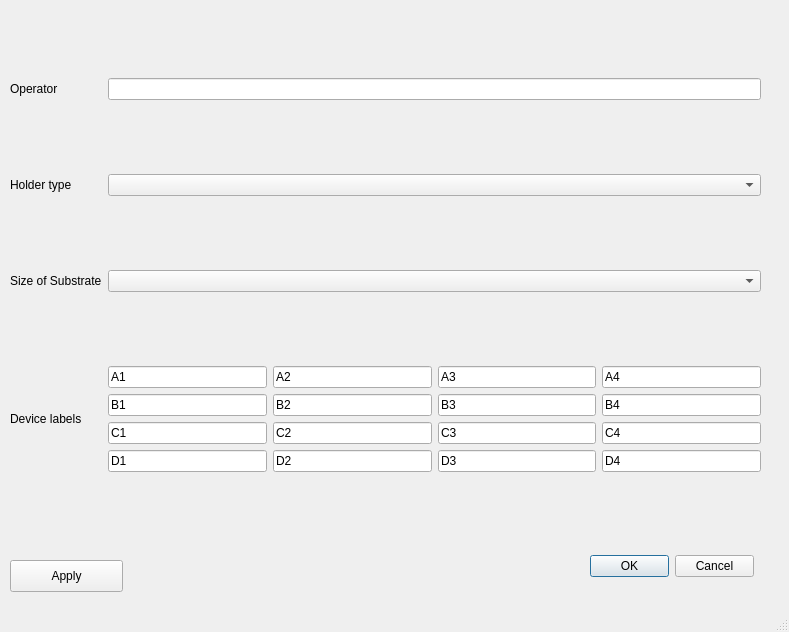
The window that GES-AT/qt-designer/SampleWindow.ui (feranick/GES_AT) describes before a commit, drawn with Qt 5.
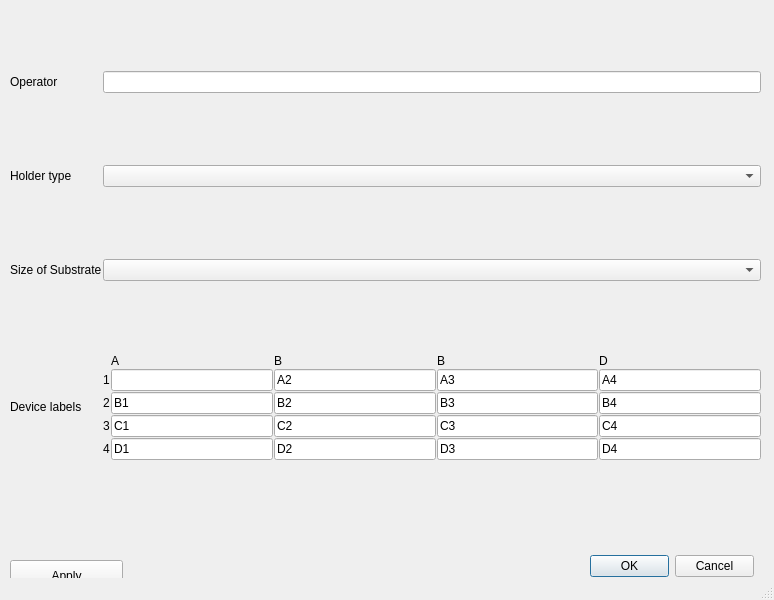
The same window after the commit.

Patch:
```diff
--- a/GES-AT/qt-designer/SampleWindow.ui
+++ b/GES-AT/qt-designer/SampleWindow.ui
@@ -6,8 +6,8 @@
    <rect>
     <x>0</x>
     <y>0</y>
-    <width>789</width>
-    <height>632</height>
+    <width>774</width>
+    <height>600</height>
    </rect>
   </property>
   <property name="windowTitle">
@@ -18,78 +18,125 @@
     <property name="geometry">
      <rect>
       <x>10</x>
-      <y>10</y>
+      <y>0</y>
       <width>751</width>
       <height>531</height>
      </rect>
     </property>
-    <layout class="QGridLayout" name="windowGridLayout">
-     <item row="3" column="0">
-      <widget class="QLabel" name="devLabel">
+    <layout class="QGridLayout" name="windowGridLayout" rowstretch="0,0,0,0" columnstretch="10,80">
+     <property name="spacing">
+      <number>1</number>
+     </property>
+     <item row="1" column="1">
+      <widget class="QComboBox" name="holderTypeCBox"/>
+     </item>
+     <item row="2" column="0">
+      <widget class="QLabel" name="sizeSubsLabel">
        <property name="text">
-        <string>Device labels</string>
+        <string>Size of Substrate</string>
        </property>
       </widget>
      </item>
-     <item row="3" column="2">
+     <item row="1" column="0">
+      <widget class="QLabel" name="holderTypeLabel">
+       <property name="text">
+        <string>Holder type</string>
+       </property>
+      </widget>
+     </item>
+     <item row="0" column="0">
+      <widget class="QLabel" name="operatorLabel">
+       <property name="text">
+        <string>Operator</string>
+       </property>
+      </widget>
+     </item>
+     <item row="0" column="1">
+      <widget class="QLineEdit" name="operatorText">
+       <property name="text">
+        <string/>
+       </property>
+      </widget>
+     </item>
+     <item row="2" column="1">
+      <widget class="QComboBox" name="sizeSubsCBox"/>
+     </item>
+     <item row="3" column="1">
       <layout class="QGridLayout" name="devGridLayout">
-       <item row="0" column="0">
+       <property name="sizeConstraint">
+        <enum>QLayout::SetMaximumSize</enum>
+       </property>
+       <item row="1" column="2">
+        <widget class="QLineEdit" name="devA2Text">
+         <property name="text">
+          <string>A2</string>
+         </property>
+        </widget>
+       </item>
+       <item row="4" column="2">
+        <widget class="QLineEdit" name="devD2Text">
+         <property name="text">
+          <string>D2</string>
+         </property>
+        </widget>
+       </item>
+       <item row="1" column="1">
         <widget class="QLineEdit" name="devA1Text">
          <property name="text">
-          <string>A1</string>
-         </property>
-        </widget>
-       </item>
-       <item row="1" column="0">
-        <widget class="QLineEdit" name="devB1Text">
-         <property name="text">
-          <string>B1</string>
+          <string/>
          </property>
         </widget>
        </item>
        <item row="2" column="0">
+        <widget class="QLabel" name="row2Label">
+         <property name="text">
+          <string>2</string>
+         </property>
+        </widget>
+       </item>
+       <item row="1" column="0">
+        <widget class="QLabel" name="row1Label">
+         <property name="text">
+          <string>1</string>
+         </property>
+        </widget>
+       </item>
+       <item row="3" column="1">
         <widget class="QLineEdit" name="devC1Text">
          <property name="text">
           <string>C1</string>
          </property>
         </widget>
        </item>
-       <item row="3" column="0">
-        <widget class="QLineEdit" name="devD1Text">
+       <item row="2" column="1">
+        <widget class="QLineEdit" name="devB1Text">
          <property name="text">
-          <string>D1</string>
+          <string>B1</string>
          </property>
         </widget>
        </item>
-       <item row="0" column="1">
-        <widget class="QLineEdit" name="devA2Text">
+       <item row="3" column="2">
+        <widget class="QLineEdit" name="devC2Text">
          <property name="text">
-          <string>A2</string>
+          <string>C2</string>
          </property>
         </widget>
        </item>
-       <item row="0" column="2">
-        <widget class="QLineEdit" name="devA3Text">
-         <property name="text">
-          <string>A3</string>
-         </property>
-        </widget>
-       </item>
-       <item row="0" column="3">
+       <item row="1" column="4">
         <widget class="QLineEdit" name="devA4Text">
          <property name="text">
           <string>A4</string>
          </property>
         </widget>
        </item>
-       <item row="1" column="1">
-        <widget class="QLineEdit" name="devB2Text">
+       <item row="2" column="4">
+        <widget class="QLineEdit" name="devB4Text">
          <property name="text">
-          <string>B2</string>
+          <string>B4</string>
          </property>
         </widget>
        </item>
-       <item row="1" column="2">
+       <item row="2" column="3">
         <widget class="QLineEdit" name="devB3Text">
          <property name="text">
           <string>B3</string>
@@ -97,90 +144,111 @@
         </widget>
        </item>
        <item row="1" column="3">
-        <widget class="QLineEdit" name="devB4Text">
+        <widget class="QLineEdit" name="devA3Text">
          <property name="text">
-          <string>B4</string>
+          <string>A3</string>
          </property>
         </widget>
        </item>
-       <item row="2" column="1">
-        <widget class="QLineEdit" name="devC2Text">
+       <item row="4" column="1">
+        <widget class="QLineEdit" name="devD1Text">
          <property name="text">
-          <string>C2</string>
+          <string>D1</string>
          </property>
         </widget>
        </item>
-       <item row="2" column="2">
+       <item row="4" column="0">
+        <widget class="QLabel" name="row4Label">
+         <property name="text">
+          <string>4</string>
+         </property>
+        </widget>
+       </item>
+       <item row="3" column="3">
         <widget class="QLineEdit" name="devC3Text">
          <property name="text">
           <string>C3</string>
          </property>
         </widget>
        </item>
-       <item row="2" column="3">
+       <item row="3" column="0">
+        <widget class="QLabel" name="row3Label">
+         <property name="text">
+          <string>3</string>
+         </property>
+        </widget>
+       </item>
+       <item row="3" column="4">
         <widget class="QLineEdit" name="devC4Text">
          <property name="text">
           <string>C4</string>
          </property>
         </widget>
        </item>
-       <item row="3" column="1">
-        <widget class="QLineEdit" name="devD2Text">
+       <item row="2" column="2">
+        <widget class="QLineEdit" name="devB2Text">
          <property name="text">
-          <string>D2</string>
+          <string>B2</string>
          </property>
         </widget>
        </item>
-       <item row="3" column="2">
-        <widget class="QLineEdit" name="devD3Text">
-         <property name="text">
-          <string>D3</string>
-         </property>
-        </widget>
-       </item>
-       <item row="3" column="3">
+       <item row="4" column="4">
         <widget class="QLineEdit" name="devD4Text">
          <property name="text">
           <string>D4</string>
          </property>
         </widget>
        </item>
+       <item row="4" column="3">
+        <widget class="QLineEdit" name="devD3Text">
+         <property name="text">
+          <string>D3</string>
+         </property>
+        </widget>
+       </item>
+       <item row="0" column="4">
+        <widget class="QLabel" name="colDLabel">
+         <property name="text">
+          <string>D</string>
+         </property>
+        </widget>
+       </item>
+       <item row="0" column="3">
+        <widget class="QLabel" name="colCLabel">
+         <property name="text">
+          <string>B</string>
+         </property>
+        </widget>
+       </item>
+       <item row="0" column="2">
+        <widget class="QLabel" name="colBLabel">
+         <property name="text">
+          <string>B</string>
+         </property>
+        </widget>
+       </item>
+       <item row="0" column="1">
+        <widget class="QLabel" name="colALabel">
+         <property name="maximumSize">
+          <size>
+           <width>16777215</width>
+           <height>15</height>
+          </size>
+         </property>
+         <property name="text">
+          <string>A</string>
+         </property>
+        </widget>
+       </item>
       </layout>
      </item>
-     <item row="2" column="2">
-      <widget class="QComboBox" name="sizeSubsCBox"/>
-     </item>
-     <item row="0" column="2">
-      <widget class="QLineEdit" name="operatorText">
+     <item row="3" column="0">
+      <widget class="QLabel" name="devLabel">
        <property name="text">
-        <string/>
+        <string>Device labels</string>
        </property>
       </widget>
      </item>
-     <item row="2" column="0">
-      <widget class="QLabel" name="sizeSubsLabel">
-       <property name="text">
-        <string>Size of Substrate</string>
-       </property>
-      </widget>
-     </item>
-     <item row="0" column="0">
-      <widget class="QLabel" name="operatorLabel">
-       <property name="text">
-        <string>Operator</string>
-       </property>
-      </widget>
-     </item>
-     <item row="1" column="0">
-      <widget class="QLabel" name="holderTypeLabel">
-       <property name="text">
-        <string>Holder type</string>
-       </property>
-      </widget>
-     </item>
-     <item row="1" column="2">
-      <widget class="QComboBox" name="holderTypeCBox"/>
-     </item>
     </layout>
    </widget>
    <widget class="QPushButton" name="applyButton">
```
Left out of the diff: 2 changed lines with no effect on the pictures.
